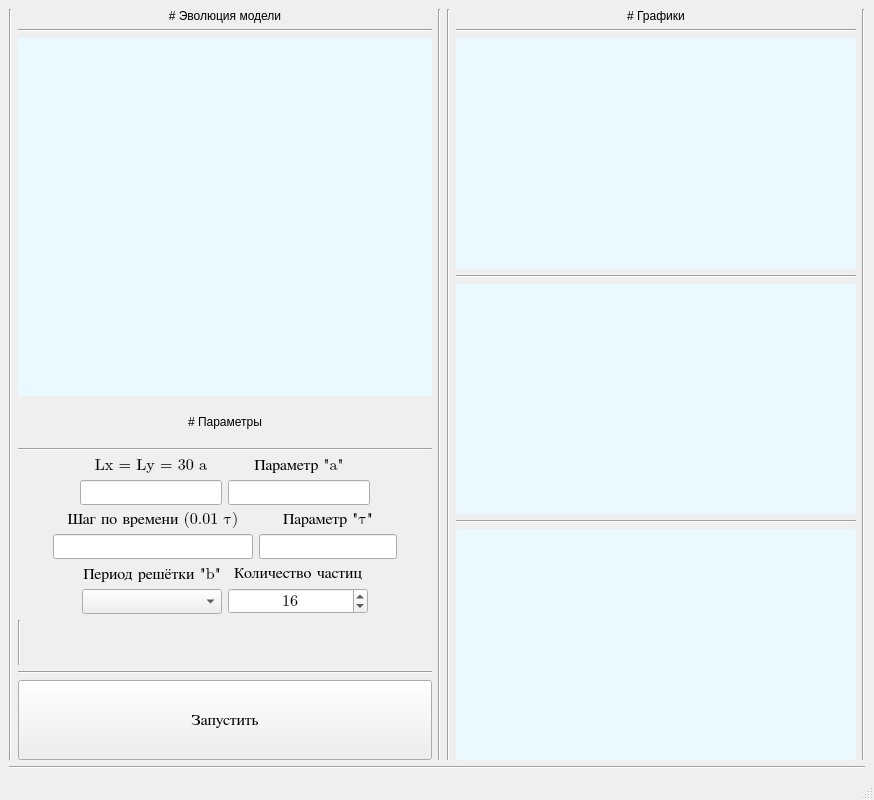
This is resources/main_app.ui in nmikolaychuk/MolecularDynamics as Qt 5 draws it before an edit. The edited form follows.
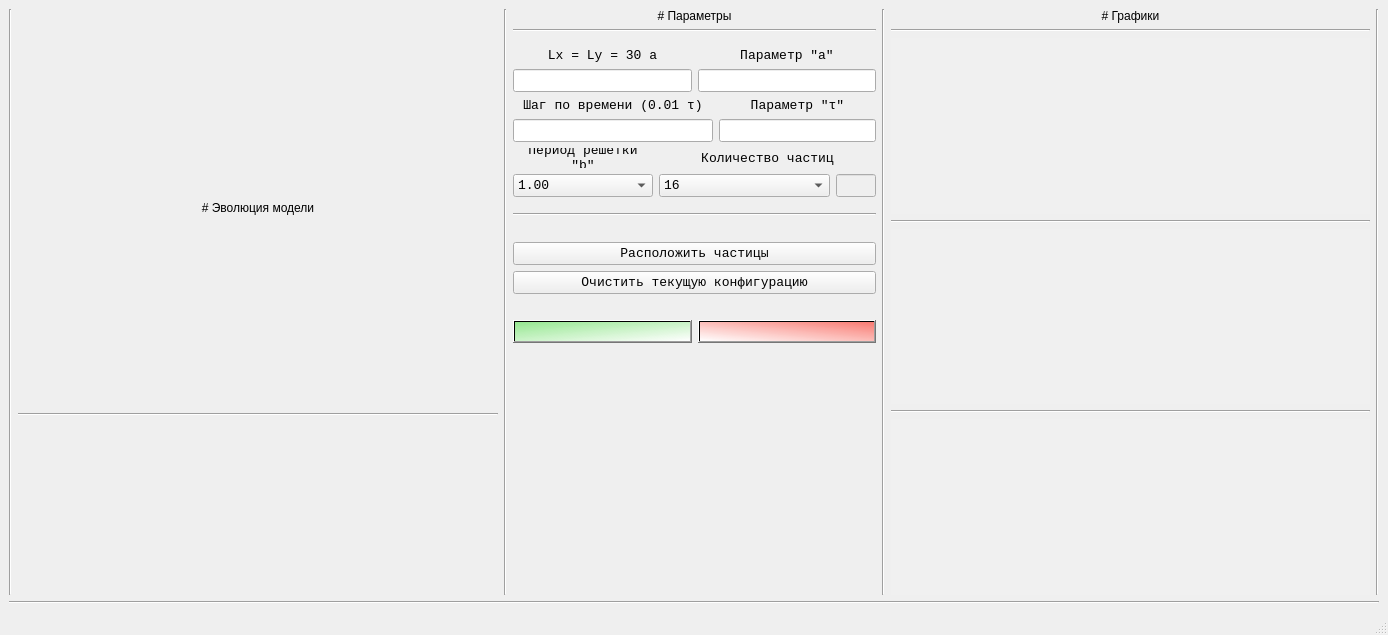
This is the edited form. Icons and pictures are not drawn.

Commit message: Изменен дизайн интерфейса.

Diff of the .ui file:
```diff
--- a/resources/main_app.ui
+++ b/resources/main_app.ui
@@ -2,12 +2,15 @@
 <ui version="4.0">
  <class>MainWindow</class>
  <widget class="QMainWindow" name="MainWindow">
+  <property name="windowModality">
+   <enum>Qt::NonModal</enum>
+  </property>
   <property name="geometry">
    <rect>
     <x>0</x>
     <y>0</y>
-    <width>874</width>
-    <height>800</height>
+    <width>1388</width>
+    <height>635</height>
    </rect>
   </property>
   <property name="windowTitle">
@@ -17,7 +20,7 @@
    <string notr="true"/>
   </property>
   <widget class="QWidget" name="centralwidget">
-   <layout class="QHBoxLayout" name="horizontalLayout_7">
+   <layout class="QVBoxLayout" name="verticalLayout_12">
     <item>
      <layout class="QVBoxLayout" name="verticalLayout_13">
       <item>
@@ -58,46 +61,37 @@
           </item>
           <item>
            <widget class="Line" name="line_10">
-            <property name="orientation">
-             <enum>Qt::Horizontal</enum>
-            </property>
-           </widget>
-          </item>
-          <item>
-           <layout class="QHBoxLayout" name="horizontalLayout_6">
-            <item>
-             <layout class="QVBoxLayout" name="verticalLayout_9">
-              <item>
-               <widget class="QWidget" name="animation_widget" native="true">
-                <property name="sizePolicy">
-                 <sizepolicy hsizetype="Minimum" vsizetype="Expanding">
-                  <horstretch>0</horstretch>
-                  <verstretch>0</verstretch>
-                 </sizepolicy>
-                </property>
                 <property name="minimumSize">
                  <size>
                   <width>300</width>
-                  <height>300</height>
-                 </size>
-                </property>
-                <property name="layoutDirection">
-                 <enum>Qt::LeftToRight</enum>
-                </property>
-                <property name="styleSheet">
-                 <string notr="true">background-color:rgb(233, 249, 255)</string>
+              <height>0</height>
+             </size>
+            </property>
+            <property name="orientation">
+             <enum>Qt::Horizontal</enum>
+            </property>
+           </widget>
+          </item>
+         </layout>
+        </item>
+        <item>
+         <widget class="Line" name="line_9">
+          <property name="orientation">
+           <enum>Qt::Vertical</enum>
                 </property>
                </widget>
               </item>
+        <item>
+         <layout class="QVBoxLayout" name="verticalLayout_9">
               <item>
                <layout class="QVBoxLayout" name="verticalLayout_8">
                 <property name="sizeConstraint">
-                 <enum>QLayout::SetDefaultConstraint</enum>
+             <enum>QLayout::SetMinimumSize</enum>
                 </property>
                 <item>
                  <widget class="QLabel" name="label_7">
                   <property name="sizePolicy">
-                   <sizepolicy hsizetype="Expanding" vsizetype="Fixed">
+               <sizepolicy hsizetype="Minimum" vsizetype="Fixed">
                     <horstretch>0</horstretch>
                     <verstretch>0</verstretch>
                    </sizepolicy>
@@ -126,21 +120,24 @@
                   </property>
                  </widget>
                 </item>
+            <item>
+             <spacer name="verticalSpacer_5">
+              <property name="orientation">
+               <enum>Qt::Vertical</enum>
+              </property>
+              <property name="sizeType">
+               <enum>QSizePolicy::Fixed</enum>
+              </property>
+              <property name="sizeHint" stdset="0">
+               <size>
+                <width>20</width>
+                <height>10</height>
+               </size>
+              </property>
+             </spacer>
+            </item>
                 <item>
                  <layout class="QHBoxLayout" name="horizontalLayout">
-                  <item>
-                   <spacer name="horizontalSpacer">
-                    <property name="orientation">
-                     <enum>Qt::Horizontal</enum>
-                    </property>
-                    <property name="sizeHint" stdset="0">
-                     <size>
-                      <width>40</width>
-                      <height>20</height>
-                     </size>
-                    </property>
-                   </spacer>
-                  </item>
                   <item>
                    <layout class="QVBoxLayout" name="verticalLayout_2">
                     <item>
@@ -153,8 +150,8 @@
                       </property>
                       <property name="font">
                        <font>
-                        <family>Cambria Math</family>
-                        <pointsize>12</pointsize>
+                    <family>Consolas</family>
+                    <pointsize>10</pointsize>
                        </font>
                       </property>
                       <property name="text">
@@ -166,7 +163,13 @@
                      </widget>
                     </item>
                     <item>
-                     <widget class="QLineEdit" name="lx_ly_parameter">
+                 <widget class="QLineEdit" name="l_cell_edit">
+                  <property name="sizePolicy">
+                   <sizepolicy hsizetype="Minimum" vsizetype="Fixed">
+                    <horstretch>0</horstretch>
+                    <verstretch>0</verstretch>
+                   </sizepolicy>
+                  </property>
                       <property name="maximumSize">
                        <size>
                         <width>9999999</width>
@@ -175,13 +178,18 @@
                       </property>
                       <property name="font">
                        <font>
-                        <family>Cambria Math</family>
-                        <pointsize>12</pointsize>
+                    <family>Consolas</family>
+                    <pointsize>10</pointsize>
+                    <weight>50</weight>
+                    <bold>false</bold>
                        </font>
                       </property>
                       <property name="alignment">
                        <set>Qt::AlignCenter</set>
                       </property>
+                  <property name="readOnly">
+                   <bool>true</bool>
+                  </property>
                      </widget>
                     </item>
                    </layout>
@@ -198,8 +206,8 @@
                       </property>
                       <property name="font">
                        <font>
-                        <family>Cambria Math</family>
-                        <pointsize>12</pointsize>
+                    <family>Consolas</family>
+                    <pointsize>10</pointsize>
                        </font>
                       </property>
                       <property name="text">
@@ -211,7 +219,13 @@
                      </widget>
                     </item>
                     <item>
-                     <widget class="QLineEdit" name="a_parameter">
+                 <widget class="QLineEdit" name="a_parameter_edit">
+                  <property name="sizePolicy">
+                   <sizepolicy hsizetype="Minimum" vsizetype="Fixed">
+                    <horstretch>0</horstretch>
+                    <verstretch>0</verstretch>
+                   </sizepolicy>
+                  </property>
                       <property name="maximumSize">
                        <size>
                         <width>16777215</width>
@@ -220,47 +234,24 @@
                       </property>
                       <property name="font">
                        <font>
-                        <family>Cambria Math</family>
-                        <pointsize>12</pointsize>
+                    <family>Consolas</family>
+                    <pointsize>10</pointsize>
                        </font>
                       </property>
                       <property name="alignment">
                        <set>Qt::AlignCenter</set>
                       </property>
+                  <property name="readOnly">
+                   <bool>true</bool>
+                  </property>
                      </widget>
                     </item>
                    </layout>
                   </item>
-                  <item>
-                   <spacer name="horizontalSpacer_2">
-                    <property name="orientation">
-                     <enum>Qt::Horizontal</enum>
-                    </property>
-                    <property name="sizeHint" stdset="0">
-                     <size>
-                      <width>40</width>
-                      <height>20</height>
-                     </size>
-                    </property>
-                   </spacer>
-                  </item>
                  </layout>
                 </item>
                 <item>
                  <layout class="QHBoxLayout" name="horizontalLayout_2">
-                  <item>
-                   <spacer name="horizontalSpacer_3">
-                    <property name="orientation">
-                     <enum>Qt::Horizontal</enum>
-                    </property>
-                    <property name="sizeHint" stdset="0">
-                     <size>
-                      <width>40</width>
-                      <height>20</height>
-                     </size>
-                    </property>
-                   </spacer>
-                  </item>
                   <item>
                    <layout class="QVBoxLayout" name="verticalLayout_4">
                     <item>
@@ -279,8 +270,8 @@
                       </property>
                       <property name="font">
                        <font>
-                        <family>Cambria Math</family>
-                        <pointsize>12</pointsize>
+                    <family>Consolas</family>
+                    <pointsize>10</pointsize>
                         <weight>50</weight>
                         <bold>false</bold>
                        </font>
@@ -303,9 +294,9 @@
                      </widget>
                     </item>
                     <item>
-                     <widget class="QLineEdit" name="timestep_parameter">
+                 <widget class="QLineEdit" name="timestep_parameter_edit">
                       <property name="sizePolicy">
-                       <sizepolicy hsizetype="MinimumExpanding" vsizetype="Fixed">
+                   <sizepolicy hsizetype="Minimum" vsizetype="Fixed">
                         <horstretch>0</horstretch>
                         <verstretch>0</verstretch>
                        </sizepolicy>
@@ -318,8 +309,8 @@
                       </property>
                       <property name="font">
                        <font>
-                        <family>Cambria Math</family>
-                        <pointsize>12</pointsize>
+                    <family>Consolas</family>
+                    <pointsize>10</pointsize>
                        </font>
                       </property>
                       <property name="alignment">
@@ -341,8 +332,8 @@
                       </property>
                       <property name="font">
                        <font>
-                        <family>Cambria Math</family>
-                        <pointsize>12</pointsize>
+                    <family>Consolas</family>
+                    <pointsize>10</pointsize>
                        </font>
                       </property>
                       <property name="text">
@@ -354,7 +345,13 @@
                      </widget>
                     </item>
                     <item>
-                     <widget class="QLineEdit" name="timestep_parameter_2">
+                 <widget class="QLineEdit" name="tao_parameter_edit">
+                  <property name="sizePolicy">
+                   <sizepolicy hsizetype="Minimum" vsizetype="Fixed">
+                    <horstretch>0</horstretch>
+                    <verstretch>0</verstretch>
+                   </sizepolicy>
+                  </property>
                       <property name="maximumSize">
                        <size>
                         <width>16777215</width>
@@ -363,47 +360,24 @@
                       </property>
                       <property name="font">
                        <font>
-                        <family>Cambria Math</family>
-                        <pointsize>12</pointsize>
+                    <family>Consolas</family>
+                    <pointsize>10</pointsize>
                        </font>
                       </property>
                       <property name="alignment">
                        <set>Qt::AlignCenter</set>
                       </property>
+                  <property name="readOnly">
+                   <bool>true</bool>
+                  </property>
                      </widget>
                     </item>
                    </layout>
                   </item>
-                  <item>
-                   <spacer name="horizontalSpacer_4">
-                    <property name="orientation">
-                     <enum>Qt::Horizontal</enum>
-                    </property>
-                    <property name="sizeHint" stdset="0">
-                     <size>
-                      <width>40</width>
-                      <height>20</height>
-                     </size>
-                    </property>
-                   </spacer>
-                  </item>
                  </layout>
                 </item>
                 <item>
                  <layout class="QHBoxLayout" name="horizontalLayout_3">
-                  <item>
-                   <spacer name="horizontalSpacer_5">
-                    <property name="orientation">
-                     <enum>Qt::Horizontal</enum>
-                    </property>
-                    <property name="sizeHint" stdset="0">
-                     <size>
-                      <width>40</width>
-                      <height>20</height>
-                     </size>
-                    </property>
-                   </spacer>
-                  </item>
                   <item>
                    <layout class="QVBoxLayout" name="verticalLayout_6">
                     <item>
@@ -422,8 +396,8 @@
                       </property>
                       <property name="font">
                        <font>
-                        <family>Cambria Math</family>
-                        <pointsize>12</pointsize>
+                    <family>Consolas</family>
+                    <pointsize>10</pointsize>
                        </font>
                       </property>
                       <property name="text">
@@ -438,7 +412,7 @@
                      </widget>
                     </item>
                     <item>
-                     <widget class="QComboBox" name="comboBox">
+                 <widget class="QComboBox" name="cell_period_combo">
                       <property name="maximumSize">
                        <size>
                         <width>16777215</width>
@@ -447,19 +421,171 @@
                       </property>
                       <property name="font">
                        <font>
-                        <family>Cambria Math</family>
-                        <pointsize>12</pointsize>
-                       </font>
-                      </property>
-                      <property name="editable">
-                       <bool>false</bool>
-                      </property>
-                      <property name="currentText">
-                       <string notr="true"/>
+                    <family>Consolas</family>
+                    <pointsize>10</pointsize>
+                   </font>
+                  </property>
+                  <property name="currentIndex">
+                   <number>5</number>
                       </property>
                       <property name="sizeAdjustPolicy">
-                       <enum>QComboBox::AdjustToContentsOnFirstShow</enum>
-                      </property>
+                   <enum>QComboBox::AdjustToContents</enum>
+                  </property>
+                  <item>
+                   <property name="text">
+                    <string>0.90</string>
+                   </property>
+                  </item>
+                  <item>
+                   <property name="text">
+                    <string>0.92</string>
+                   </property>
+                  </item>
+                  <item>
+                   <property name="text">
+                    <string>0.94</string>
+                   </property>
+                  </item>
+                  <item>
+                   <property name="text">
+                    <string>0.96</string>
+                   </property>
+                  </item>
+                  <item>
+                   <property name="text">
+                    <string>0.98</string>
+                   </property>
+                  </item>
+                  <item>
+                   <property name="text">
+                    <string>1.00</string>
+                   </property>
+                  </item>
+                  <item>
+                   <property name="text">
+                    <string>1.02</string>
+                   </property>
+                  </item>
+                  <item>
+                   <property name="text">
+                    <string>1.04</string>
+                   </property>
+                  </item>
+                  <item>
+                   <property name="text">
+                    <string>1.06</string>
+                   </property>
+                  </item>
+                  <item>
+                   <property name="text">
+                    <string>1.08</string>
+                   </property>
+                  </item>
+                  <item>
+                   <property name="text">
+                    <string>1.10</string>
+                   </property>
+                  </item>
+                  <item>
+                   <property name="text">
+                    <string>1.12</string>
+                   </property>
+                  </item>
+                  <item>
+                   <property name="text">
+                    <string>1.14</string>
+                   </property>
+                  </item>
+                  <item>
+                   <property name="text">
+                    <string>1.16</string>
+                   </property>
+                  </item>
+                  <item>
+                   <property name="text">
+                    <string>1.18</string>
+                   </property>
+                  </item>
+                  <item>
+                   <property name="text">
+                    <string>1.20</string>
+                   </property>
+                  </item>
+                  <item>
+                   <property name="text">
+                    <string>1.22</string>
+                   </property>
+                  </item>
+                  <item>
+                   <property name="text">
+                    <string>1.24</string>
+                   </property>
+                  </item>
+                  <item>
+                   <property name="text">
+                    <string>1.26</string>
+                   </property>
+                  </item>
+                  <item>
+                   <property name="text">
+                    <string>1.28</string>
+                   </property>
+                  </item>
+                  <item>
+                   <property name="text">
+                    <string>1.30</string>
+                   </property>
+                  </item>
+                  <item>
+                   <property name="text">
+                    <string>1.32</string>
+                   </property>
+                  </item>
+                  <item>
+                   <property name="text">
+                    <string>1.34</string>
+                   </property>
+                  </item>
+                  <item>
+                   <property name="text">
+                    <string>1.36</string>
+                   </property>
+                  </item>
+                  <item>
+                   <property name="text">
+                    <string>1.38</string>
+                   </property>
+                  </item>
+                  <item>
+                   <property name="text">
+                    <string>1.40</string>
+                   </property>
+                  </item>
+                  <item>
+                   <property name="text">
+                    <string>1.42</string>
+                   </property>
+                  </item>
+                  <item>
+                   <property name="text">
+                    <string>1.44</string>
+                   </property>
+                  </item>
+                  <item>
+                   <property name="text">
+                    <string>1.46</string>
+                   </property>
+                  </item>
+                  <item>
+                   <property name="text">
+                    <string>1.48</string>
+                   </property>
+                  </item>
+                  <item>
+                   <property name="text">
+                    <string>1.50</string>
+                   </property>
+                  </item>
                      </widget>
                     </item>
                    </layout>
@@ -482,8 +608,8 @@
                       </property>
                       <property name="font">
                        <font>
-                        <family>Cambria Math</family>
-                        <pointsize>12</pointsize>
+                    <family>Consolas</family>
+                    <pointsize>10</pointsize>
                        </font>
                       </property>
                       <property name="text">
@@ -498,7 +624,9 @@
                      </widget>
                     </item>
                     <item>
-                     <widget class="QSpinBox" name="spinBox">
+                 <layout class="QHBoxLayout" name="horizontalLayout_5">
+                  <item>
+                   <widget class="QComboBox" name="count_of_particles_combo">
                       <property name="maximumSize">
                        <size>
                         <width>16777215</width>
@@ -507,56 +635,110 @@
                       </property>
                       <property name="font">
                        <font>
-                        <family>Cambria Math</family>
-                        <pointsize>12</pointsize>
-                       </font>
-                      </property>
-                      <property name="wrapping">
+                      <family>Consolas</family>
+                      <pointsize>10</pointsize>
+                     </font>
+                    </property>
+                    <property name="currentIndex">
+                     <number>0</number>
+                    </property>
+                    <property name="sizeAdjustPolicy">
+                     <enum>QComboBox::AdjustToContents</enum>
+                    </property>
+                    <item>
+                     <property name="text">
+                      <string>16</string>
+                     </property>
+                    </item>
+                    <item>
+                     <property name="text">
+                      <string>25</string>
+                     </property>
+                    </item>
+                    <item>
+                     <property name="text">
+                      <string>36</string>
+                     </property>
+                    </item>
+                    <item>
+                     <property name="text">
+                      <string>49</string>
+                     </property>
+                    </item>
+                    <item>
+                     <property name="text">
+                      <string>64</string>
+                     </property>
+                    </item>
+                    <item>
+                     <property name="text">
+                      <string>81</string>
+                     </property>
+                    </item>
+                    <item>
+                     <property name="text">
+                      <string>100</string>
+                     </property>
+                    </item>
+                    <item>
+                     <property name="text">
+                      <string>Другое значение...</string>
+                     </property>
+                    </item>
+                   </widget>
+                  </item>
+                  <item>
+                   <widget class="QLineEdit" name="count_of_particles_edit">
+                    <property name="enabled">
                        <bool>false</bool>
                       </property>
+                    <property name="sizePolicy">
+                     <sizepolicy hsizetype="Fixed" vsizetype="Fixed">
+                      <horstretch>0</horstretch>
+                      <verstretch>0</verstretch>
+                     </sizepolicy>
+                    </property>
+                    <property name="maximumSize">
+                     <size>
+                      <width>40</width>
+                      <height>30</height>
+                     </size>
+                    </property>
+                    <property name="font">
+                     <font>
+                      <family>Consolas</family>
+                      <pointsize>10</pointsize>
+                     </font>
+                    </property>
+                    <property name="frame">
+                     <bool>true</bool>
+                    </property>
                       <property name="alignment">
                        <set>Qt::AlignCenter</set>
                       </property>
-                      <property name="buttonSymbols">
-                       <enum>QAbstractSpinBox::UpDownArrows</enum>
-                      </property>
-                      <property name="accelerated">
-                       <bool>true</bool>
-                      </property>
-                      <property name="minimum">
-                       <number>2</number>
-                      </property>
-                      <property name="maximum">
-                       <number>50</number>
-                      </property>
-                      <property name="value">
-                       <number>16</number>
-                      </property>
                      </widget>
                     </item>
                    </layout>
                   </item>
+               </layout>
+              </item>
+             </layout>
+            </item>
                   <item>
-                   <spacer name="horizontalSpacer_6">
+             <spacer name="verticalSpacer_4">
                     <property name="orientation">
-                     <enum>Qt::Horizontal</enum>
+               <enum>Qt::Vertical</enum>
+              </property>
+              <property name="sizeType">
+               <enum>QSizePolicy::Fixed</enum>
                     </property>
                     <property name="sizeHint" stdset="0">
                      <size>
-                      <width>40</width>
-                      <height>20</height>
+                <width>20</width>
+                <height>10</height>
                      </size>
                     </property>
                    </spacer>
-                  </item>
-                 </layout>
-                </item>
-                <item>
-                 <widget class="Line" name="line_12">
-                  <property name="orientation">
-                   <enum>Qt::Vertical</enum>
-                  </property>
-                 </widget>
                 </item>
                 <item>
                  <widget class="Line" name="line_5">
@@ -566,9 +748,25 @@
                  </widget>
                 </item>
                 <item>
-                 <widget class="QPushButton" name="start_button">
+             <spacer name="verticalSpacer_3">
+              <property name="orientation">
+               <enum>Qt::Vertical</enum>
+              </property>
+              <property name="sizeType">
+               <enum>QSizePolicy::Fixed</enum>
+              </property>
+              <property name="sizeHint" stdset="0">
+               <size>
+                <width>20</width>
+                <height>20</height>
+               </size>
+              </property>
+             </spacer>
+            </item>
+            <item>
+             <widget class="QPushButton" name="set_particle_position_button">
                   <property name="sizePolicy">
-                   <sizepolicy hsizetype="Minimum" vsizetype="Expanding">
+               <sizepolicy hsizetype="Minimum" vsizetype="Minimum">
                     <horstretch>0</horstretch>
                     <verstretch>0</verstretch>
                    </sizepolicy>
@@ -576,34 +774,145 @@
                   <property name="maximumSize">
                    <size>
                     <width>16777215</width>
-                    <height>80</height>
+                <height>40</height>
                    </size>
                   </property>
                   <property name="font">
                    <font>
-                    <family>Cambria Math</family>
-                    <pointsize>12</pointsize>
+                <family>Consolas</family>
+                <pointsize>10</pointsize>
                    </font>
                   </property>
                   <property name="text">
-                   <string>Запустить</string>
+               <string>Расположить частицы</string>
                   </property>
                  </widget>
                 </item>
-               </layout>
-              </item>
-             </layout>
+            <item>
+             <widget class="QPushButton" name="clear_particle_position_button">
+              <property name="sizePolicy">
+               <sizepolicy hsizetype="Minimum" vsizetype="Minimum">
+                <horstretch>0</horstretch>
+                <verstretch>0</verstretch>
+               </sizepolicy>
+              </property>
+              <property name="maximumSize">
+               <size>
+                <width>16777215</width>
+                <height>40</height>
+               </size>
+              </property>
+              <property name="font">
+               <font>
+                <family>Consolas</family>
+                <pointsize>10</pointsize>
+               </font>
+              </property>
+              <property name="text">
+               <string>Очистить текущую конфигурацию</string>
+              </property>
+             </widget>
+            </item>
+            <item>
+             <spacer name="verticalSpacer_2">
+              <property name="orientation">
+               <enum>Qt::Vertical</enum>
+              </property>
+              <property name="sizeType">
+               <enum>QSizePolicy::Fixed</enum>
+              </property>
+              <property name="sizeHint" stdset="0">
+               <size>
+                <width>20</width>
+                <height>20</height>
+               </size>
+              </property>
+             </spacer>
             </item>
-           </layout>
-          </item>
+            <item>
+             <layout class="QHBoxLayout" name="horizontalLayout_6">
+              <item>
+               <widget class="QPushButton" name="set_particle_position_button_2">
+                <property name="sizePolicy">
+                 <sizepolicy hsizetype="Minimum" vsizetype="Minimum">
+                  <horstretch>0</horstretch>
+                  <verstretch>0</verstretch>
+                 </sizepolicy>
+                </property>
+                <property name="maximumSize">
+                 <size>
+                  <width>16777215</width>
+                  <height>40</height>
+                 </size>
+                </property>
+                <property name="font">
+                 <font>
+                  <family>Consolas</family>
+                  <pointsize>10</pointsize>
+                 </font>
+                </property>
+                <property name="styleSheet">
+                 <string notr="true">background-color: qlineargradient(spread:pad, x1:0.045, y1:0.0113636, x2:1, y2:1, stop:0 rgba(99, 227, 91, 158), stop:1 rgba(255, 255, 255, 255));</string>
+                </property>
+                <property name="text">
+                 <string/>
+                </property>
+                <property name="icon">
+                 <iconset>
+                  <normaloff>icons8-start-96.png</normaloff>icons8-start-96.png</iconset>
+                </property>
+               </widget>
+              </item>
+              <item>
+               <widget class="QPushButton" name="set_particle_position_button_3">
+                <property name="sizePolicy">
+                 <sizepolicy hsizetype="Minimum" vsizetype="Minimum">
+                  <horstretch>0</horstretch>
+                  <verstretch>0</verstretch>
+                 </sizepolicy>
+                </property>
+                <property name="maximumSize">
+                 <size>
+                  <width>16777215</width>
+                  <height>40</height>
+                 </size>
+                </property>
+                <property name="font">
+                 <font>
+                  <family>Consolas</family>
+                  <pointsize>10</pointsize>
+                 </font>
+                </property>
+                <property name="styleSheet">
+                 <string notr="true">background-color: qlineargradient(spread:pad, x1:1, y1:0, x2:0, y2:1, stop:0 rgba(255, 48, 34, 155), stop:1 rgba(255, 255, 255, 255));</string>
+                </property>
+                <property name="text">
+                 <string/>
+                </property>
+                <property name="icon">
+                 <iconset>
+                  <normaloff>icons8-stop-squared-96.png</normaloff>icons8-stop-squared-96.png</iconset>
+                </property>
+               </widget>
+              </item>
          </layout>
         </item>
         <item>
-         <widget class="Line" name="line_9">
+             <spacer name="verticalSpacer">
           <property name="orientation">
            <enum>Qt::Vertical</enum>
           </property>
-         </widget>
+              <property name="sizeHint" stdset="0">
+               <size>
+                <width>20</width>
+                <height>40</height>
+               </size>
+              </property>
+             </spacer>
+            </item>
+           </layout>
+          </item>
+         </layout>
         </item>
         <item>
          <widget class="Line" name="line_2">
@@ -663,7 +972,7 @@
                </size>
               </property>
               <property name="styleSheet">
-               <string notr="true">background-color: rgb(233, 249, 255)</string>
+               <string notr="true">background-color: rgb(240, 240, 240)</string>
               </property>
              </widget>
             </item>
@@ -689,7 +998,7 @@
                </size>
               </property>
               <property name="styleSheet">
-               <string notr="true">background-color: rgb(233, 249, 255)</string>
+               <string notr="true">background-color: rgb(240, 240, 240)</string>
               </property>
              </widget>
             </item>
@@ -715,7 +1024,7 @@
                </size>
               </property>
               <property name="styleSheet">
-               <string notr="true">background-color: rgb(233, 249, 255)</string>
+               <string notr="true">background-color: rgb(240, 240, 240)</string>
               </property>
              </widget>
             </item>
@@ -748,7 +1057,7 @@
     <rect>
      <x>0</x>
      <y>0</y>
-     <width>874</width>
+     <width>1388</width>
      <height>21</height>
     </rect>
    </property>
```
Lines whose indentation alone changed are shown as unchanged. The commit also changes 2 other files.
